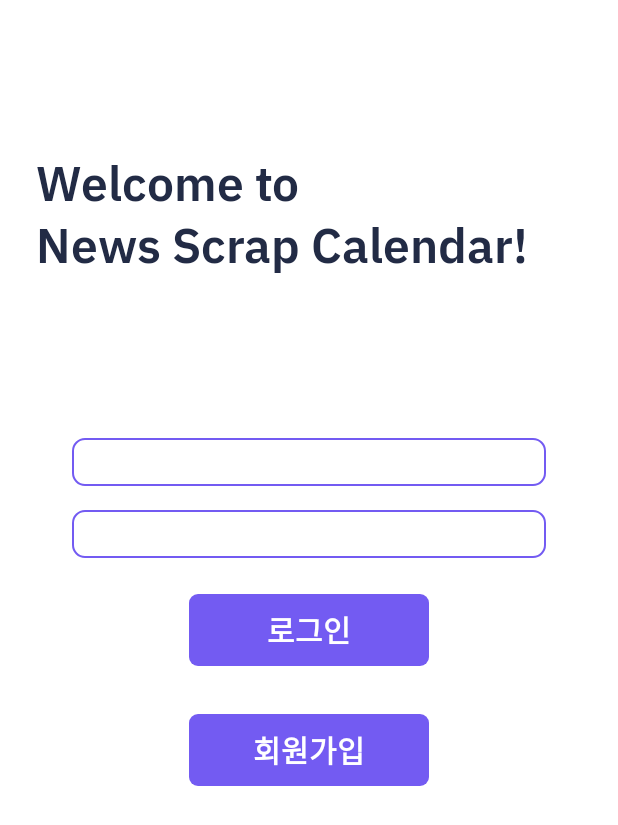
After one commit to DivisonOfficer/NewsCalendar, an Android app: the LoginActivity screen opened directly, with no data from a screen before it, on a phone screen of 412 x 824 dp. The commit adds this screen. Shown: the top 825 px of the screen. Run offline under Robolectric (Android 15) with nearby library versions, the phone set to English and light mode, and no system bars; our stand-ins replace data binding; Roboto replaces fonts that are not available here.

Commit message:
login activity

```diff
--- a/app/src/main/java/edu/skku/cs/mysimplecalendar/activity/BaseActivity.java
+++ b/app/src/main/java/edu/skku/cs/mysimplecalendar/activity/BaseActivity.java
@@ -1,8 +1,10 @@
 package edu.skku.cs.mysimplecalendar.activity;
 
+import android.app.Activity;
 import android.content.Intent;
 import android.view.LayoutInflater;
 import android.view.View;
+import android.view.inputmethod.InputMethodManager;
 import android.widget.Toast;
 
 import androidx.appcompat.app.AppCompatActivity;
@@ -40,4 +42,8 @@ public class BaseActivity extends AppCompatActivity {
         intent.addFlags(Intent.FLAG_ACTIVITY_SINGLE_TOP);
         startActivity(intent);
     }
+
+    protected InputMethodManager imm(){
+        return (InputMethodManager) getSystemService(Activity.INPUT_METHOD_SERVICE);
+    }
 }
--- /dev/null
+++ b/app/src/main/java/edu/skku/cs/mysimplecalendar/activity/login/LoginActivity.java
@@ -0,0 +1,68 @@
+package edu.skku.cs.mysimplecalendar.activity.login;
+
+import androidx.appcompat.app.AppCompatActivity;
+import androidx.lifecycle.ViewModelProvider;
+
+import android.os.Bundle;
+import android.view.View;
+import android.view.inputmethod.EditorInfo;
+
+import edu.skku.cs.mysimplecalendar.R;
+import edu.skku.cs.mysimplecalendar.activity.BaseActivity;
+import edu.skku.cs.mysimplecalendar.databinding.ActivityLoginBinding;
+
+public class LoginActivity extends BaseActivity implements View.OnClickListener {
+    private ActivityLoginBinding bind;
+    private LoginViewModel viewModel;
+
+
+
+    @Override
+    protected void onCreate(Bundle savedInstanceState) {
+        super.onCreate(savedInstanceState);
+        bind = bind(R.layout.activity_login);
+        viewModel = new ViewModelProvider(this).get(LoginViewModel.class);
+        bind.setViewmodel(viewModel);
+        setEditText();
+    }
+
+    @Override
+    public void onClick(View view) {
+        if(view == bind.btnLogin)
+        {
+
+        }
+        else if(view == bind.btnConfirm)
+        {
+
+        }
+        else if(view == bind.btnRegister)
+        {
+            viewModel.registerMode();
+        }
+    }
+
+
+    private void setEditText(){
+        bind.etUsername.setOnEditorActionListener((v, action, event)->{
+            if(action == EditorInfo.IME_ACTION_NEXT)
+            {
+                v.clearFocus();
+                bind.etPassword.requestFocus();
+                return true;
+            }
+
+            return false;
+        });
+        bind.etPassword.setOnEditorActionListener((v,action,event)->{
+            if(action == EditorInfo.IME_ACTION_DONE)
+            {
+                v.clearFocus();
+                imm().hideSoftInputFromWindow(v.getWindowToken(),0);
+
+            }
+
+            return false;
+        });
+    }
+}
--- /dev/null
+++ b/app/src/main/java/edu/skku/cs/mysimplecalendar/activity/login/LoginViewModel.java
@@ -0,0 +1,18 @@
+package edu.skku.cs.mysimplecalendar.activity.login;
+
+import androidx.lifecycle.LiveData;
+import androidx.lifecycle.MutableLiveData;
+import androidx.lifecycle.ViewModel;
+
+public class LoginViewModel extends ViewModel {
+
+    private MutableLiveData<Boolean> _register = new MutableLiveData<>(false);
+    public LiveData<Boolean> register(){
+        return _register;
+    }
+
+    public void registerMode(){
+        _register.setValue(true);
+    }
+
+}
--- a/app/src/main/java/edu/skku/cs/mysimplecalendar/datamodels/remote/NewsData.java
+++ b/app/src/main/java/edu/skku/cs/mysimplecalendar/datamodels/remote/NewsData.java
@@ -15,6 +15,7 @@ public class NewsData{
     public String urlToImage;
     public String publishedAt;
     public String content;
+
     public Integer color;
 
     public String localCategory;
--- /dev/null
+++ b/app/src/main/res/drawable/et_login.xml
@@ -0,0 +1,6 @@
+<?xml version="1.0" encoding="utf-8"?>
+<shape xmlns:android="http://schemas.android.com/apk/res/android" android:shape="rectangle">
+
+    <stroke android:width="1dp" android:color="@color/primary"/>
+    <corners android:radius="8dp"/>
+</shape>
--- /dev/null
+++ b/app/src/main/res/layout/activity_login.xml
@@ -0,0 +1,121 @@
+<?xml version="1.0" encoding="utf-8"?>
+<layout xmlns:tools="http://schemas.android.com/tools"
+    xmlns:android="http://schemas.android.com/apk/res/android"
+    xmlns:app="http://schemas.android.com/apk/res-auto">
+    <data>
+        <variable
+            name="viewmodel"
+            type="edu.skku.cs.mysimplecalendar.activity.login.LoginViewModel" />
+        <import type="android.view.View"/>
+
+    </data>
+    <androidx.constraintlayout.widget.ConstraintLayout
+        android:layout_width="match_parent"
+        android:layout_height="match_parent"
+        tools:context=".activity.login.LoginActivity">
+
+        <TextView
+            android:layout_width="match_parent"
+            android:layout_height="wrap_content"
+            android:fontFamily="@font/ibm_plex_sans_semibold"
+            android:text="Welcome to \nNews Scrap Calendar!"
+            android:textColor="@color/primaryText"
+            android:layout_marginHorizontal="24dp"
+            android:textSize="32sp"
+            app:layout_constraintBottom_toTopOf="@+id/linearLayoutCompat"
+            app:layout_constraintTop_toTopOf="parent" />
+
+        <androidx.appcompat.widget.LinearLayoutCompat
+            android:id="@+id/linearLayoutCompat"
+            android:layout_width="match_parent"
+            android:layout_height="wrap_content"
+            android:layout_marginHorizontal="48dp"
+            android:orientation="vertical"
+            app:layout_constraintBottom_toBottomOf="parent"
+            app:layout_constraintEnd_toEndOf="parent"
+            app:layout_constraintStart_toStartOf="parent"
+            app:layout_constraintTop_toTopOf="parent">
+
+            <EditText
+                android:id="@+id/et_username"
+                style='@style/style_login_field'
+                android:hint="@string/str_username"
+                android:imeOptions="actionNext"
+                android:inputType="text" />
+
+            <EditText
+                android:id="@+id/et_password"
+                style='@style/style_login_field'
+                android:hint="@string/str_password"
+                android:imeOptions="actionGo"
+                android:inputType="textPassword"
+                android:visibility="@{viewmodel.register() ? View.GONE : View.VISIBLE}" />
+
+            <EditText
+                android:id="@+id/et_password_register"
+                style='@style/style_login_field'
+                android:hint="@string/str_password"
+                android:imeOptions="actionNext"
+                android:inputType="text"
+                android:visibility="@{viewmodel.register() ? View.VISIBLE : View.GONE}" />
+
+            <EditText
+                android:id="@+id/et_password_confirm"
+                style='@style/style_login_field'
+                android:hint="@string/str_password_confirm"
+                android:imeOptions="actionDone"
+                android:inputType="text"
+                android:visibility="@{viewmodel.register() ? View.VISIBLE : View.GONE}" />
+            <TextView
+                android:id="@+id/btn_login"
+                android:layout_width="160dp"
+                android:layout_height="48dp"
+                android:layout_marginHorizontal="48dp"
+                android:layout_marginVertical="16dp"
+                android:layout_gravity="center"
+                android:background="@drawable/btn_primary"
+                android:fontFamily="@font/ibm_plex_sans_semibold"
+                android:gravity="center"
+                android:visibility="@{viewmodel.register() ? View.GONE : View.VISIBLE}"
+                android:text="@string/str_btn_login"
+                android:textColor="@color/white"
+                android:textSize="20sp"
+                />
+            <TextView
+                android:id="@+id/btn_register"
+                android:layout_width="160dp"
+                android:layout_height="48dp"
+                android:layout_marginHorizontal="48dp"
+                android:layout_marginVertical="16dp"
+                android:layout_gravity="center"
+                android:background="@drawable/btn_primary"
+                android:visibility="@{viewmodel.register() ? View.GONE : View.VISIBLE}"
+                android:fontFamily="@font/ibm_plex_sans_semibold"
+                android:gravity="center"
+                android:text="@string/str_btn_register"
+                android:textColor="@color/white"
+                android:textSize="20sp"
+                />
+            <TextView
+                android:id="@+id/btn_confirm"
+                android:layout_width="160dp"
+                android:layout_height="48dp"
+                android:layout_marginHorizontal="48dp"
+                android:layout_marginVertical="16dp"
+                android:layout_gravity="center"
+                android:background="@drawable/btn_primary"
+                android:fontFamily="@font/ibm_plex_sans_semibold"
+                android:gravity="center"
+                android:text="@string/str_btn_confirm"
+                android:textColor="@color/white"
+                android:visibility="@{viewmodel.register() ? View.VISIBLE : View.GONE}"
+                android:textSize="20sp"
+                />
+        </androidx.appcompat.widget.LinearLayoutCompat>
+
+
+
+
+
+    </androidx.constraintlayout.widget.ConstraintLayout>
+</layout>
--- a/app/src/main/res/values/strings.xml
+++ b/app/src/main/res/values/strings.xml
@@ -8,6 +8,12 @@
     <string name="menu_category">카테고리</string>
 
     <string name="success_scrap">기사를 스크랩했습니다</string>
+    <string name="str_username">Username</string>
+    <string name="str_password">Password</string>
+    <string name="str_password_confirm">Password Confirm</string>
+    <string name="str_btn_login">로그인</string>
+    <string name="str_btn_register">회원가입</string>
+    <string name="str_btn_confirm">완료</string>
 
     <string-array name="default_category">
         <item>정치</item>
--- /dev/null
+++ b/app/src/main/res/values/styles.xml
@@ -0,0 +1,18 @@
+<?xml version="1.0" encoding="utf-8"?>
+<resources>
+
+    <style name="style_login_field">
+        <item name="android:layout_width">match_parent</item>
+        <item name="android:layout_height">32dp</item>
+        <item name="android:textCursorDrawable">@null</item>
+        <item name="android:background">@drawable/et_login</item>
+        <item name="android:fontFamily">@font/ibm_plex_sans_medium</item>
+        <item name="android:textColor">@color/primaryText</item>
+        <item name="android:textSize">18sp</item>
+        <item name="android:drawablePadding">11dp</item>
+        <item name="android:paddingStart">16dp</item>
+        <item name="android:layout_marginVertical">8dp</item>
+
+    </style>
+
+</resources>
```
Also changed, not shown: app/src/main/AndroidManifest.xml (+5 -3 lines), app/src/main/java/edu/skku/cs/mysimplecalendar/utils/PreferenceUtil.java (added, +50 -0 lines), app/src/main/res/drawable/ic_news_v2.xml (added, +23 -0 lines).
